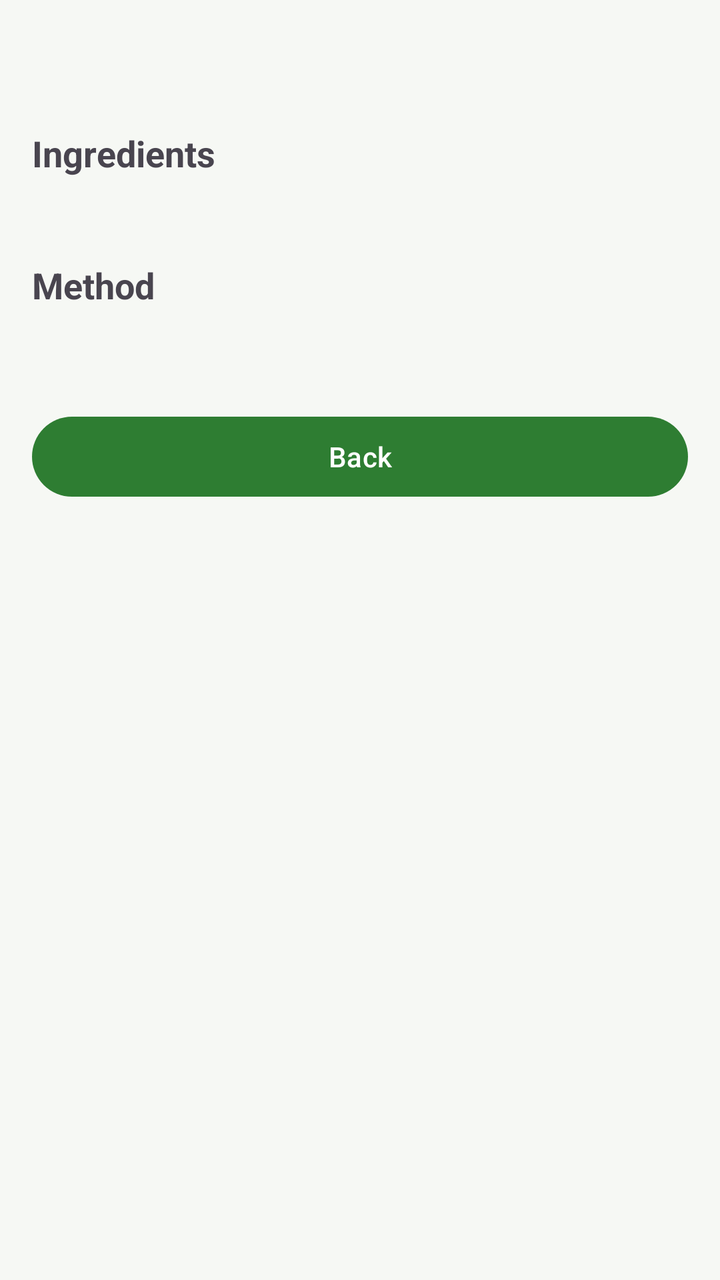
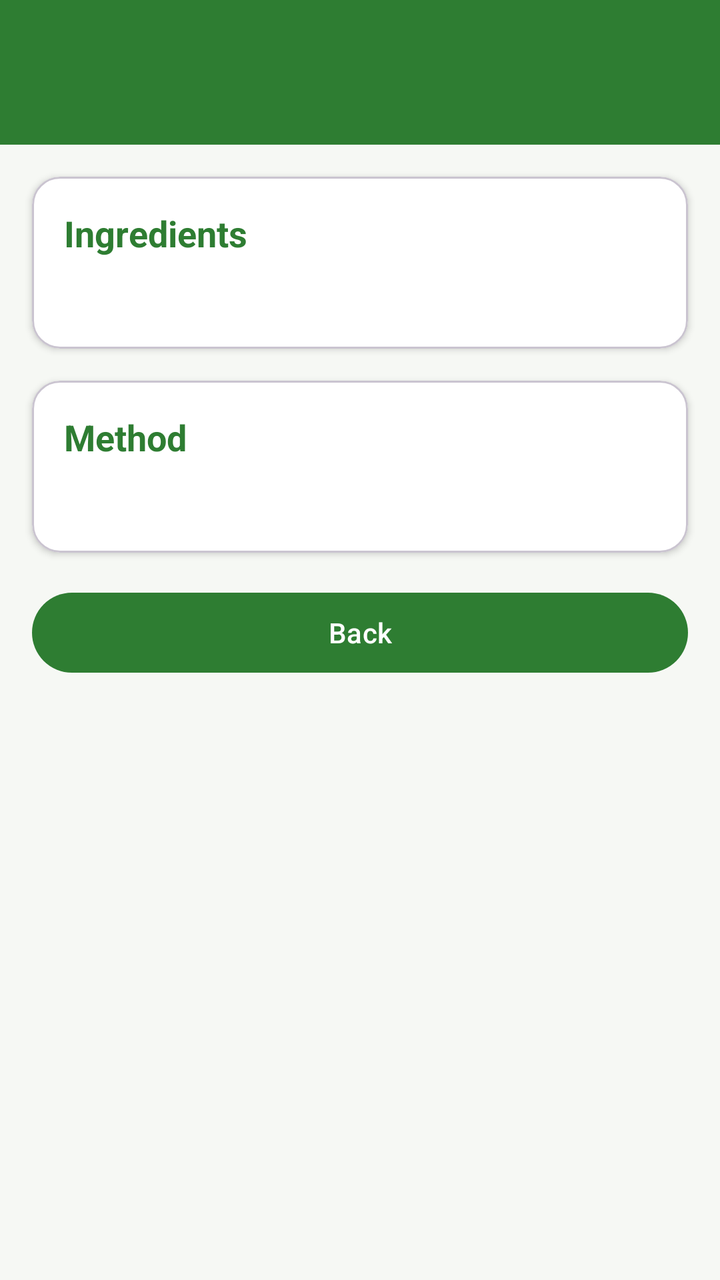

Screens rendered from an Android XML layout before and after an edit, with the pre-edit source and the edit as a unified diff.
<!-- AndroidManifest.xml: application theme Theme.SmartPantryManager -->
<!-- res/layout/activity_recipe_detail.xml -->
<?xml version="1.0" encoding="utf-8"?>
<ScrollView xmlns:android="http://schemas.android.com/apk/res/android"
    android:layout_width="match_parent"
    android:layout_height="match_parent"
    android:fitsSystemWindows="true">

    <LinearLayout
        android:layout_width="match_parent"
        android:layout_height="wrap_content"
        android:orientation="vertical"
        android:padding="16dp">

        <TextView
            android:id="@+id/text_detail_name"
            android:layout_width="match_parent"
            android:layout_height="wrap_content"
            android:textSize="24sp"
            android:textStyle="bold" />

        <TextView
            android:layout_width="match_parent"
            android:layout_height="wrap_content"
            android:layout_marginTop="16dp"
            android:text="Ingredients"
            android:textSize="18sp"
            android:textStyle="bold" />

        <TextView
            android:id="@+id/text_detail_ingredients"
            android:layout_width="match_parent"
            android:layout_height="wrap_content"
            android:layout_marginTop="4dp"
            android:lineSpacingExtra="4dp"
            android:textSize="16sp" />

        <TextView
            android:layout_width="match_parent"
            android:layout_height="wrap_content"
            android:layout_marginTop="16dp"
            android:text="Method"
            android:textSize="18sp"
            android:textStyle="bold" />

        <TextView
            android:id="@+id/text_detail_steps"
            android:layout_width="match_parent"
            android:layout_height="wrap_content"
            android:layout_marginTop="4dp"
            android:lineSpacingExtra="4dp"
            android:textSize="16sp" />

        <Button
            android:id="@+id/button_back"
            android:layout_width="match_parent"
            android:layout_height="wrap_content"
            android:layout_marginTop="24dp"
            android:text="Back" />
    </LinearLayout>
</ScrollView>
<!-- resources referenced by this layout -->
<resources>
  <style name="Theme.SmartPantryManager" parent="Theme.Material3.Light.NoActionBar">
          <item name="colorPrimary">@color/brand_primary</item>
          <item name="colorOnPrimary">@color/white</item>
          <item name="colorPrimaryContainer">@color/brand_container</item>
          <item name="android:colorBackground">@color/app_background</item>
          <item name="android:statusBarColor">@color/app_background</item>
          <item name="android:windowLightStatusBar">true</item>
      </style>
  <color name="brand_primary">#2E7D32</color>
  <color name="white">#FFFFFFFF</color>
  <color name="brand_container">#E8F5E9</color>
  <color name="app_background">#F6F8F4</color>
</resources>

<!-- the commit's change to res/layout/activity_recipe_detail.xml (unified diff, before → after) -->
@@ -1,5 +1,6 @@
 <?xml version="1.0" encoding="utf-8"?>
 <ScrollView xmlns:android="http://schemas.android.com/apk/res/android"
+    xmlns:app="http://schemas.android.com/apk/res-auto"
     android:layout_width="match_parent"
     android:layout_height="match_parent"
     android:fitsSystemWindows="true">
@@ -7,53 +8,89 @@
     <LinearLayout
         android:layout_width="match_parent"
         android:layout_height="wrap_content"
-        android:orientation="vertical"
-        android:padding="16dp">
+        android:orientation="vertical">
 
         <TextView
             android:id="@+id/text_detail_name"
             android:layout_width="match_parent"
             android:layout_height="wrap_content"
+            android:background="@color/brand_primary"
+            android:padding="20dp"
+            android:textColor="@color/white"
             android:textSize="24sp"
             android:textStyle="bold" />
 
-        <TextView
+        <com.google.android.material.card.MaterialCardView
             android:layout_width="match_parent"
             android:layout_height="wrap_content"
-            android:layout_marginTop="16dp"
-            android:text="Ingredients"
-            android:textSize="18sp"
-            android:textStyle="bold" />
+            android:layout_margin="16dp"
+            app:cardCornerRadius="14dp"
+            app:cardElevation="2dp"
+            app:cardBackgroundColor="@color/white">
 
-        <TextView
-            android:id="@+id/text_detail_ingredients"
+            <LinearLayout
+                android:layout_width="match_parent"
+                android:layout_height="wrap_content"
+                android:orientation="vertical"
+                android:padding="16dp">
+
+                <TextView
+                    android:layout_width="match_parent"
+                    android:layout_height="wrap_content"
+                    android:text="Ingredients"
+                    android:textColor="@color/brand_primary"
+                    android:textSize="18sp"
+                    android:textStyle="bold" />
+
+                <TextView
+                    android:id="@+id/text_detail_ingredients"
+                    android:layout_width="match_parent"
+                    android:layout_height="wrap_content"
+                    android:layout_marginTop="8dp"
+                    android:lineSpacingExtra="4dp"
+                    android:textColor="@color/black"
+                    android:textSize="16sp" />
+            </LinearLayout>
+        </com.google.android.material.card.MaterialCardView>
+
+        <com.google.android.material.card.MaterialCardView
             android:layout_width="match_parent"
             android:layout_height="wrap_content"
-            android:layout_marginTop="4dp"
-            android:lineSpacingExtra="4dp"
-            android:textSize="16sp" />
+            android:layout_marginHorizontal="16dp"
+            app:cardCornerRadius="14dp"
+            app:cardElevation="2dp"
+            app:cardBackgroundColor="@color/white">
 
-        <TextView
-            android:layout_width="match_parent"
-            android:layout_height="wrap_content"
-            android:layout_marginTop="16dp"
-            android:text="Method"
-            android:textSize="18sp"
-            android:textStyle="bold" />
+            <LinearLayout
+                android:layout_width="match_parent"
+                android:layout_height="wrap_content"
+                android:orientation="vertical"
+                android:padding="16dp">
 
-        <TextView
-            android:id="@+id/text_detail_steps"
-            android:layout_width="match_parent"
-            android:layout_height="wrap_content"
-            android:layout_marginTop="4dp"
-            android:lineSpacingExtra="4dp"
-            android:textSize="16sp" />
+                <TextView
+                    android:layout_width="match_parent"
+                    android:layout_height="wrap_content"
+                    android:text="Method"
+                    android:textColor="@color/brand_primary"
+                    android:textSize="18sp"
+                    android:textStyle="bold" />
+
+                <TextView
+                    android:id="@+id/text_detail_steps"
+                    android:layout_width="match_parent"
+                    android:layout_height="wrap_content"
+                    android:layout_marginTop="8dp"
+                    android:lineSpacingExtra="4dp"
+                    android:textColor="@color/black"
+                    android:textSize="16sp" />
+            </LinearLayout>
+        </com.google.android.material.card.MaterialCardView>
 
         <Button
             android:id="@+id/button_back"
             android:layout_width="match_parent"
             android:layout_height="wrap_content"
-            android:layout_marginTop="24dp"
+            android:layout_margin="16dp"
             android:text="Back" />
     </LinearLayout>
 </ScrollView>
<!-- resource entries referenced after the edit -->
@@ -1,5 +1,6 @@
 <!-- resources referenced by this layout -->
 <resources>
+  <color name="black">#FF000000</color>
   <style name="Theme.SmartPantryManager" parent="Theme.Material3.Light.NoActionBar">
           <item name="colorPrimary">@color/brand_primary</item>
           <item name="colorOnPrimary">@color/white</item>
